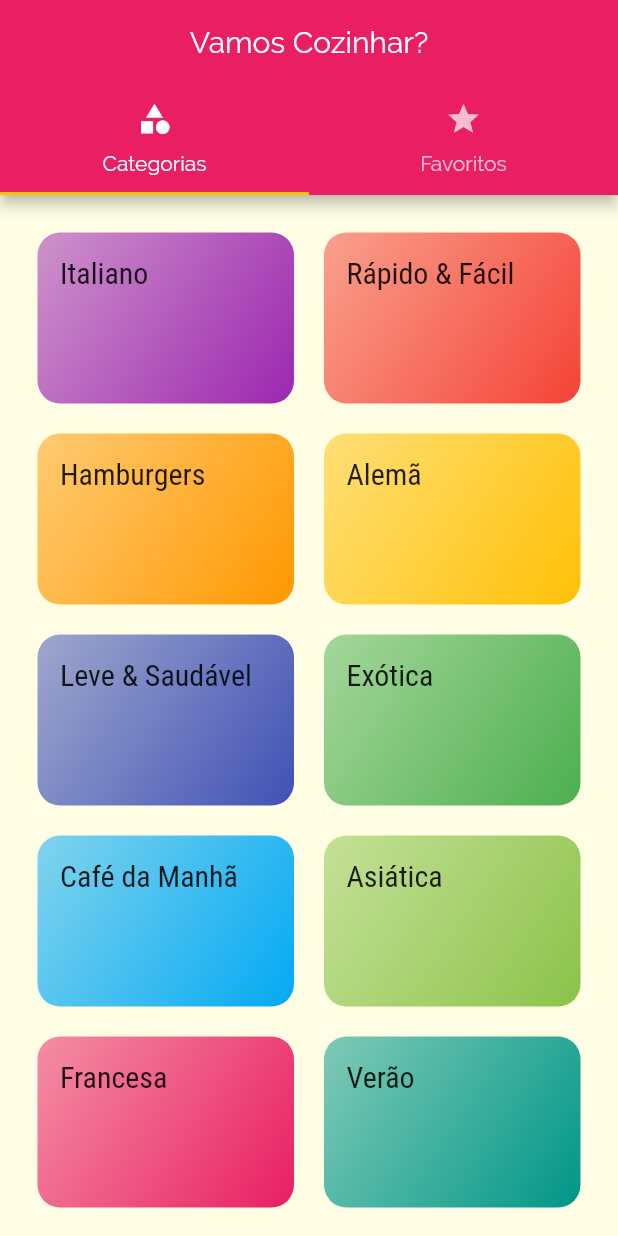
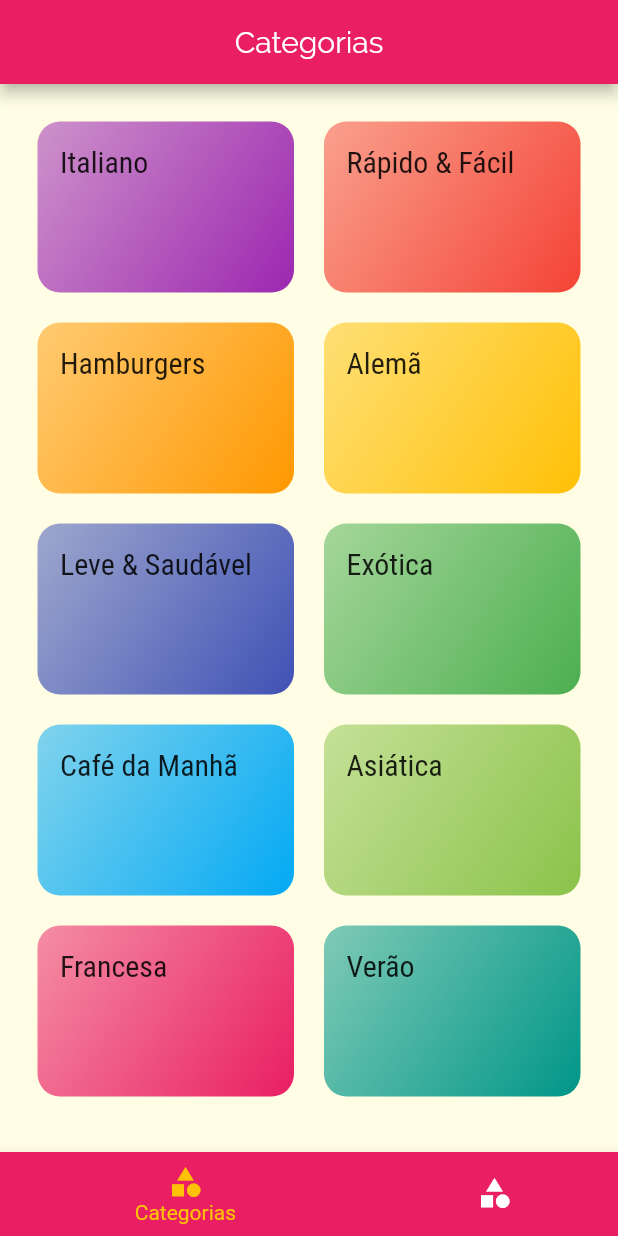
Before and after one commit to tocalopes/Flutter-app-recepies-dart, a Flutter app: the screen it shows after launch, on a phone screen of 412 x 824 dp. Run offline on Flutter 3.47's test engine with Material 2 defaults, Android fonts, the phone set to English and light mode, and no system bars.

Commit message:
tabs_screen refactoring with bottomNavigationBar

```diff
--- a/lib/screens/tabs_screen.dart
+++ b/lib/screens/tabs_screen.dart
@@ -2,37 +2,62 @@ import 'package:flutter/material.dart';
 import 'categories_screen.dart';
 import 'favotire_screen.dart';
 
-class TabsScreen extends StatelessWidget {
+class TabsScreen extends StatefulWidget {
+  @override
+  _TabsScreenState createState() => _TabsScreenState();
+}
+
+class _TabsScreenState extends State<TabsScreen> {
+
+  int _selectedScreenIndex = 0;
+  final List<Map<String,Object>> _screens = [
+    {
+      'title': 'Categorias',
+      'screen' : CategoriesScreens(),
+    },
+    {
+      'title': 'Meus Favoritos',
+      'screen' : FavoriteScreen(),
+    },
+
+  ];
+
+  _selectScreen(int index){
+    setState(() {
+      _selectedScreenIndex = index;
+    });
+  }
+
   @override
   Widget build(BuildContext context) {
-    return DefaultTabController(
-      length: 2,
-      child: Scaffold(
+    return Scaffold(
       appBar: AppBar(
         title: Center(
           child: Text(
-              "Vamos Cozinhar?",
+            _screens[_selectedScreenIndex]['title'],
           ),
         ),
-          bottom: TabBar(
-            tabs: [
-              Tab(
+      ),
+      body: _screens[_selectedScreenIndex]['screen'],
+      bottomNavigationBar: BottomNavigationBar(
+        onTap: _selectScreen,
+        backgroundColor: Theme.of(context).primaryColor,
+        unselectedItemColor: Colors.white,
+        selectedItemColor: Theme.of(context).accentColor,
+        currentIndex: _selectedScreenIndex,
+        type: BottomNavigationBarType.shifting,
+        items: [
+          BottomNavigationBarItem(
+            backgroundColor: Theme.of(context).primaryColor,
             icon: Icon(Icons.category),
-                text: 'Categorias',
+            label: ('Categorias'),
           ),
-              Tab(
-                icon: Icon(Icons.star),
-                text: 'Favoritos',
+          BottomNavigationBarItem(
+            backgroundColor: Theme.of(context).primaryColor,
+            icon: Icon(Icons.category),
+            label: ('Favoritos'),
           ),
         ],
-          ),
-        ),
-        body: TabBarView(
-          children: [
-            CategoriesScreens(),
-            FavoriteScreen()
-          ],
-        ),
       ),
     );
   }
```
Lines whose indentation alone changed are shown as unchanged.
